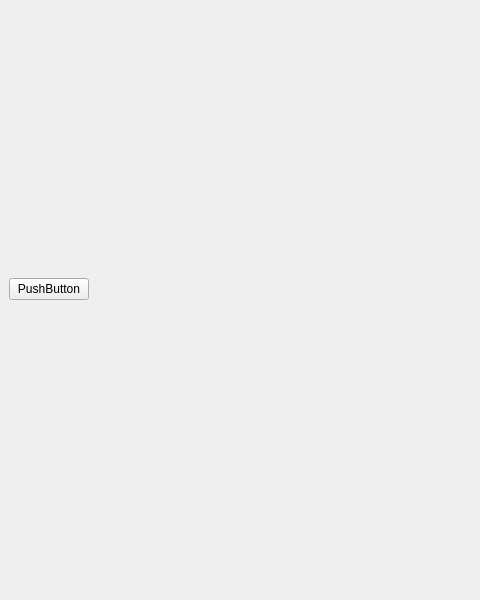
First picture: the form in mainWindow.ui, repository messer440/obslugaTurnieji, before the edit; both pictures show x 0 to 480 and y 0 to 600 of the 800 by 600 pixel window.
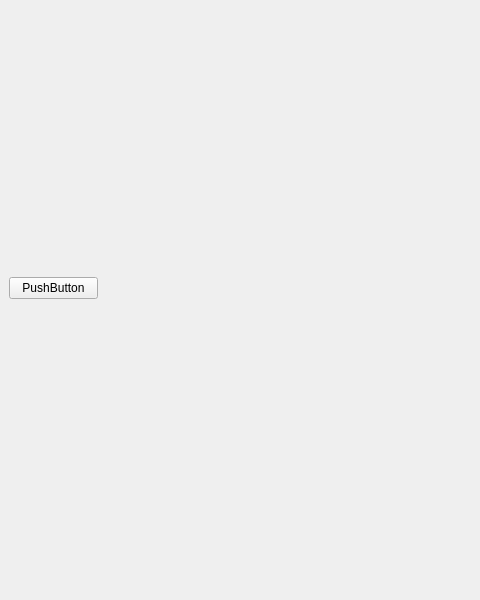
Second picture: the form after the edit.

Commit message: nie dziala :)

What changed in the file:
```diff
--- a/mainWindow.ui
+++ b/mainWindow.ui
@@ -10,6 +10,12 @@
     <height>600</height>
    </rect>
   </property>
+  <property name="maximumSize">
+   <size>
+    <width>1920</width>
+    <height>600</height>
+   </size>
+  </property>
   <property name="windowTitle">
    <string>Obsługa Turnieji</string>
   </property>
@@ -21,14 +27,43 @@
     </size>
    </property>
    <layout class="QGridLayout" name="gridLayout_2">
+    <property name="sizeConstraint">
+     <enum>QLayout::SetNoConstraint</enum>
+    </property>
     <item row="0" column="0">
      <layout class="QGridLayout" name="gridLayout">
-      <item row="0" column="2">
+      <item row="0" column="1">
        <widget class="QStackedWidget" name="stackedWidget">
+        <property name="maximumSize">
+         <size>
+          <width>1920</width>
+          <height>1080</height>
+         </size>
+        </property>
         <property name="currentIndex">
          <number>0</number>
         </property>
-        <widget class="QWidget" name="page"/>
+        <widget class="QWidget" name="page">
+         <widget class="QWidget" name="verticalLayoutWidget_2">
+          <property name="geometry">
+           <rect>
+            <x>0</x>
+            <y>0</y>
+            <width>89</width>
+            <height>558</height>
+           </rect>
+          </property>
+          <layout class="QGridLayout" name="gridLayout_4">
+           <item row="0" column="0">
+            <widget class="QPushButton" name="pushButton">
+             <property name="text">
+              <string>PushButton</string>
+             </property>
+            </widget>
+           </item>
+          </layout>
+         </widget>
+        </widget>
         <widget class="QWidget" name="page_2"/>
        </widget>
       </item>
@@ -50,17 +85,6 @@
         </item>
        </layout>
       </item>
-      <item row="0" column="1">
-       <layout class="QVBoxLayout" name="leftPanel">
-        <item>
-         <widget class="QPushButton" name="pushButton">
-          <property name="text">
-           <string>PushButton</string>
-          </property>
-         </widget>
-        </item>
-       </layout>
-      </item>
      </layout>
     </item>
    </layout>
```
Left out of the diff: 8 changed lines with no effect on the pictures. The commit also changes 2 other files.
